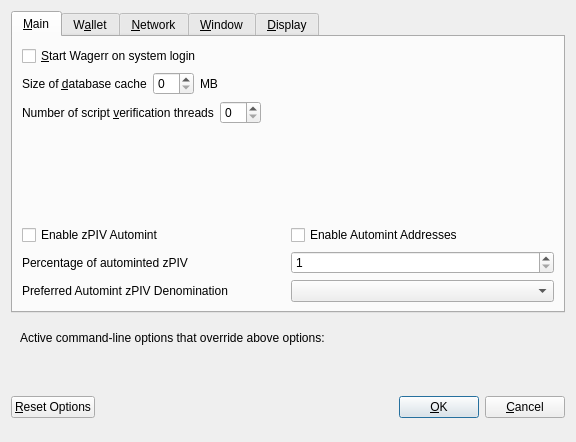
First picture: the form in src/qt/forms/optionsdialog.ui, repository wagerr/wagerr, before the edit.
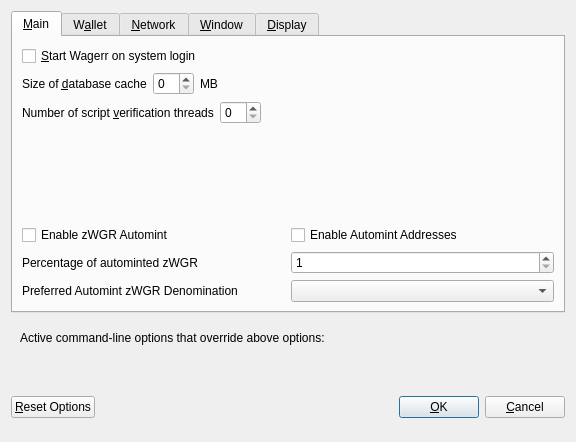
Second picture: the form after the edit. The open tabs and pages were chosen to show the change. Custom widgets are drawn as their Qt base class.

```diff
--- a/src/qt/forms/optionsdialog.ui
+++ b/src/qt/forms/optionsdialog.ui
@@ -131,7 +131,13 @@
         </spacer>
        </item>
        <item>
-        <layout class="QHBoxLayout" name="horiz-autominting-layout">
+        <widget class="QWidget" name="verticalZwgrOptionsWidget" native="true">
+         <layout class="QVBoxLayout" name="verticalZwgrOptionsLayout">
+          <property name="margin">
+           <number>0</number>
+          </property>
+          <item>
+           <layout class="QHBoxLayout" name="horizontalAutomintingLayout">
          <item>
           <widget class="QCheckBox" name="checkBoxZeromintEnable">
            <property name="toolTip">
@@ -141,7 +147,7 @@
             <enum>Qt::LeftToRight</enum>
            </property>
            <property name="text">
-            <string>Enable zPIV Automint</string>
+               <string>Enable zWGR Automint</string>
            </property>
           </widget>
          </item>
@@ -161,14 +167,14 @@
         </layout>
        </item>
        <item>
-        <layout class="QHBoxLayout" name="horizontalLayout_3">
+           <layout class="QHBoxLayout" name="horizontalZmintPercentageLayout">
          <item>
           <widget class="QLabel" name="percentage_label">
            <property name="toolTip">
             <string>Percentage of incoming PIV which get automatically converted to zPIV via Zerocoin Protocol (min: 10%)</string>
            </property>
            <property name="text">
-            <string>Percentage of autominted zPIV</string>
+               <string>Percentage of autominted zWGR</string>
            </property>
           </widget>
          </item>
@@ -201,7 +207,7 @@
             <string>Wait with automatic conversion to Zerocoin until enough PIV for this denomination is available</string>
            </property>
            <property name="text">
-            <string>Preferred Automint zPIV Denomination</string>
+               <string>Preferred Automint zWGR Denomination</string>
            </property>
           </widget>
          </item>
@@ -225,6 +231,9 @@
           </widget>
          </item>
         </layout>
+          </item>
+         </layout>
+        </widget>
        </item>
       </layout>
      </widget>
```
Left out of the diff: 10 changed lines with no effect on the pictures. Lines whose indentation alone changed are shown as unchanged.
